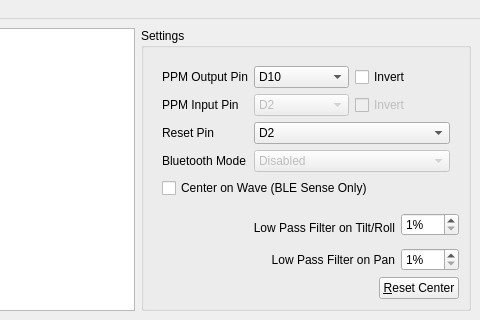
dlktdr/HeadTracker, file gui/src/mainwindow.ui: the form before one commit; both pictures show x 254 to 734 and y 0 to 320 of the 734 by 721 pixel window.
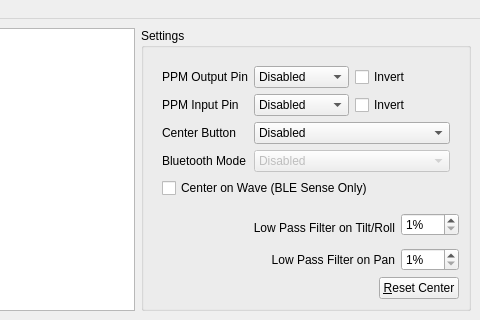
The form after the commit. Icons and pictures are not drawn. Custom widgets are drawn as their Qt base class.

Commit message: Add Settings, Fix Button Setting

Patch:
```diff
--- a/gui/src/mainwindow.ui
+++ b/gui/src/mainwindow.ui
@@ -333,6 +333,11 @@
             <layout class="QGridLayout" name="gridLayout">
              <item row="2" column="1" colspan="2">
               <widget class="QComboBox" name="cmbButtonPin">
+               <item>
+                <property name="text">
+                 <string>Disabled</string>
+                </property>
+               </item>
                <item>
                 <property name="text">
                  <string>D2</string>
@@ -441,8 +446,13 @@
              <item row="0" column="1">
               <widget class="QComboBox" name="cmbPPMpin">
                <property name="currentIndex">
-                <number>8</number>
+                <number>0</number>
                </property>
+               <item>
+                <property name="text">
+                 <string>Disabled</string>
+                </property>
+               </item>
                <item>
                 <property name="text">
                  <string>D2</string>
@@ -515,7 +525,7 @@
              <item row="2" column="0">
               <widget class="QLabel" name="label_3">
                <property name="text">
-                <string>Reset Pin</string>
+                <string>Center Button</string>
                </property>
               </widget>
              </item>
@@ -529,11 +539,19 @@
              <item row="1" column="1">
               <widget class="QComboBox" name="cmbPPMInPin">
                <property name="enabled">
-                <bool>false</bool>
+                <bool>true</bool>
                </property>
                <property name="currentText">
-                <string>D2</string>
+                <string>Disabled</string>
                </property>
+               <property name="currentIndex">
+                <number>0</number>
+               </property>
+               <item>
+                <property name="text">
+                 <string>Disabled</string>
+                </property>
+               </item>
                <item>
                 <property name="text">
                  <string>D2</string>
@@ -599,7 +617,7 @@
              <item row="1" column="2">
               <widget class="QCheckBox" name="chkInvertedPPMIn">
                <property name="enabled">
-                <bool>false</bool>
+                <bool>true</bool>
                </property>
                <property name="text">
                 <string>Invert</string>
```
Left out of the diff: 4 changed lines with no effect on the pictures. The commit also changes 8 other files.
